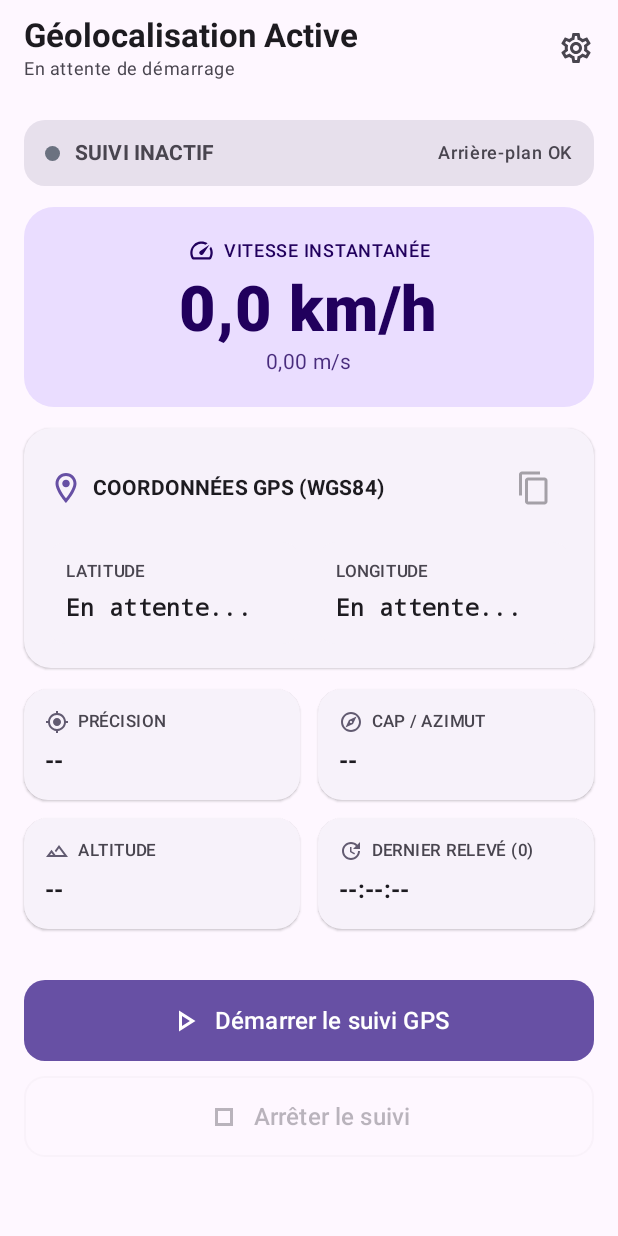
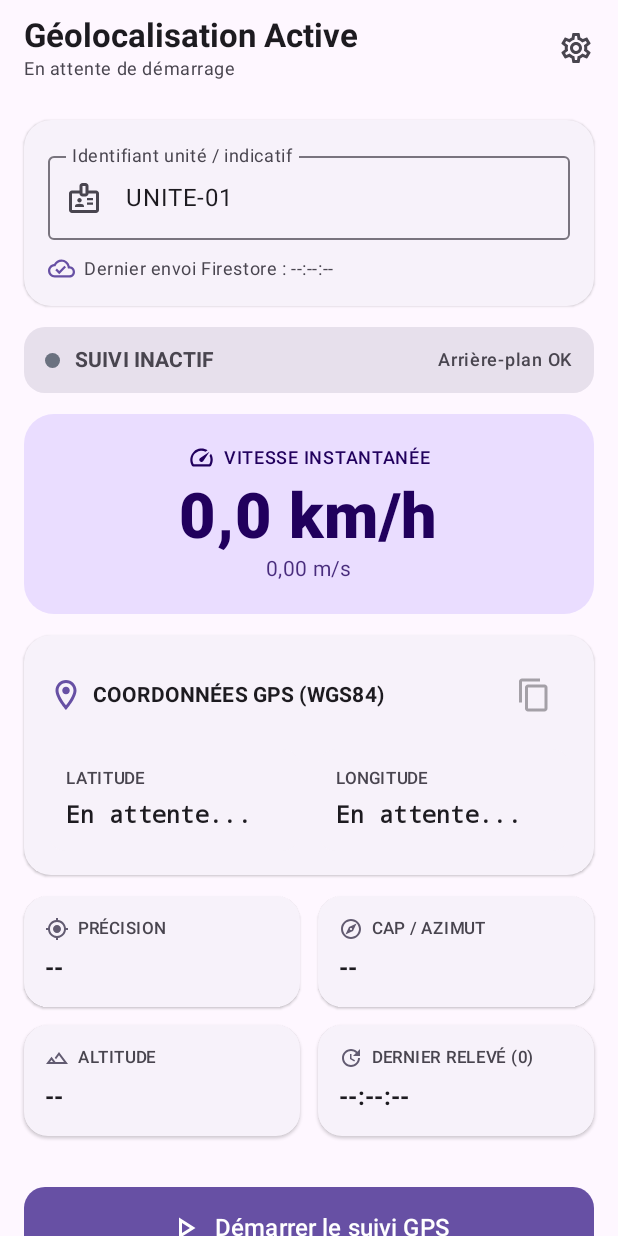
Before and after one commit to xmeynier-web/police-operator, an Android app built with Jetpack Compose: the screen it shows after launch (MainActivity), after a tap on "Démarrer le suivi GPS", on a phone screen of 412 x 824 dp. Run offline under Robolectric (Android 15) with nearby library versions, the phone set to English and light mode, and no system bars.

Commit message:
Enhance unit ID management and background permission logic
Refactor unit ID handling and update permission checks.

```diff
--- a/app/src/main/java/com/example/geotracker/ui/MainActivity.kt
+++ b/app/src/main/java/com/example/geotracker/ui/MainActivity.kt
@@ -33,6 +33,9 @@ import androidx.compose.foundation.shape.CircleShape
 import androidx.compose.foundation.shape.RoundedCornerShape
 import androidx.compose.foundation.verticalScroll
 import androidx.compose.material.icons.Icons
+import androidx.compose.material.icons.outlined.Badge
+import androidx.compose.material.icons.outlined.CloudDone
+import androidx.compose.material.icons.outlined.CloudOff
 import androidx.compose.material.icons.outlined.ContentCopy
 import androidx.compose.material.icons.outlined.Explore
 import androidx.compose.material.icons.outlined.GpsFixed
@@ -53,6 +56,7 @@ import androidx.compose.material3.Icon
 import androidx.compose.material3.IconButton
 import androidx.compose.material3.MaterialTheme
 import androidx.compose.material3.OutlinedButton
+import androidx.compose.material3.OutlinedTextField
 import androidx.compose.material3.Scaffold
 import androidx.compose.material3.Surface
 import androidx.compose.material3.Text
@@ -62,6 +66,9 @@ import androidx.compose.runtime.Composable
 import androidx.compose.runtime.LaunchedEffect
 import androidx.compose.runtime.collectAsState
 import androidx.compose.runtime.getValue
+import androidx.compose.runtime.mutableStateOf
+import androidx.compose.runtime.remember
+import androidx.compose.runtime.setValue
 import androidx.compose.ui.Alignment
 import androidx.compose.ui.Modifier
 import androidx.compose.ui.draw.clip
@@ -95,8 +102,15 @@ class MainActivity : ComponentActivity() {
 fun GeoTrackerMainScreen() {
     val context = LocalContext.current
     val telemetry by LocationRepository.telemetry.collectAsState()
+    var unitIdInput by remember { mutableStateOf(telemetry.unitId) }
 
-    fun refreshBackgroundPermissionStatus() {
+    fun effectiveUnitId(): String {
+        val cleaned = unitIdInput.trim().ifEmpty { "UNITE-01" }
+        LocationRepository.setUnitId(cleaned)
+        return cleaned
+    }
+
+    LaunchedEffect(Unit) {
         val granted = if (Build.VERSION.SDK_INT >= Build.VERSION_CODES.Q) {
             ContextCompat.checkSelfPermission(
                 context,
@@ -106,10 +120,6 @@ fun GeoTrackerMainScreen() {
             true
         }
         LocationRepository.setBackgroundPermissionState(granted)
-    }
-
-    LaunchedEffect(Unit) {
-        refreshBackgroundPermissionStatus()
     }
 
     val backgroundPermissionLauncher = rememberLauncherForActivityResult(
@@ -123,7 +133,7 @@ fun GeoTrackerMainScreen() {
                 Toast.LENGTH_LONG
             ).show()
         }
-        LocationService.start(context)
+        LocationService.start(context, effectiveUnitId())
     }
 
     val foregroundPermissionLauncher = rememberLauncherForActivityResult(
@@ -145,7 +155,7 @@ fun GeoTrackerMainScreen() {
                     return@rememberLauncherForActivityResult
                 }
             }
-            LocationService.start(context)
+            LocationService.start(context, effectiveUnitId())
         } else {
             Toast.makeText(
                 context,
@@ -206,6 +216,14 @@ fun GeoTrackerMainScreen() {
                 .padding(16.dp),
             verticalArrangement = Arrangement.spacedBy(14.dp)
         ) {
+            UnitIdentityAndSyncCard(
+                unitId = unitIdInput,
+                enabled = !telemetry.isTracking,
+                lastSyncFormatted = telemetry.lastSyncFormatted,
+                lastSyncError = telemetry.lastSyncError,
+                onUnitIdChange = { unitIdInput = it }
+            )
+
             StatusBanner(telemetry = telemetry)
 
             SpeedHeroCard(telemetry = telemetry)
@@ -230,8 +248,67 @@ fun GeoTrackerMainScreen() {
             ActionControls(
                 isTracking = telemetry.isTracking,
                 onStartClick = { requestPermissionsAndStart() },
-                onStopClick = { LocationService.stop(context) }
+                onStopClick = { LocationService.stop(context, effectiveUnitId()) }
             )
+        }
+    }
+}
+
+@Composable
+private fun UnitIdentityAndSyncCard(
+    unitId: String,
+    enabled: Boolean,
+    lastSyncFormatted: String,
+    lastSyncError: String?,
+    onUnitIdChange: (String) -> Unit
+) {
+    ElevatedCard(
+        modifier = Modifier.fillMaxWidth(),
+        shape = RoundedCornerShape(18.dp)
+    ) {
+        Column(
+            modifier = Modifier
+                .fillMaxWidth()
+                .padding(16.dp),
+            verticalArrangement = Arrangement.spacedBy(10.dp)
+        ) {
+            OutlinedTextField(
+                value = unitId,
+                onValueChange = onUnitIdChange,
+                enabled = enabled,
+                singleLine = true,
+                label = { Text("Identifiant unité / indicatif") },
+                leadingIcon = {
+                    Icon(imageVector = Icons.Outlined.Badge, contentDescription = null)
+                },
+                modifier = Modifier.fillMaxWidth()
+            )
+
+            Row(
+                modifier = Modifier.fillMaxWidth(),
+                verticalAlignment = Alignment.CenterVertically,
+                horizontalArrangement = Arrangement.SpaceBetween
+            ) {
+                Row(verticalAlignment = Alignment.CenterVertically) {
+                    val hasError = lastSyncError != null
+                    Icon(
+                        imageVector = if (hasError) Icons.Outlined.CloudOff else Icons.Outlined.CloudDone,
+                        contentDescription = null,
+                        modifier = Modifier.size(18.dp),
+                        tint = if (hasError) MaterialTheme.colorScheme.error else MaterialTheme.colorScheme.primary
+                    )
+                    Spacer(modifier = Modifier.width(6.dp))
+                    Text(
+                        text = if (hasError) {
+                            "Sync Firestore : $lastSyncError"
+                        } else {
+                            "Dernier envoi Firestore : $lastSyncFormatted"
+                        },
+                        style = MaterialTheme.typography.bodySmall,
+                        color = if (hasError) MaterialTheme.colorScheme.error else MaterialTheme.colorScheme.onSurfaceVariant
+                    )
+                }
+            }
         }
     }
 }
```
